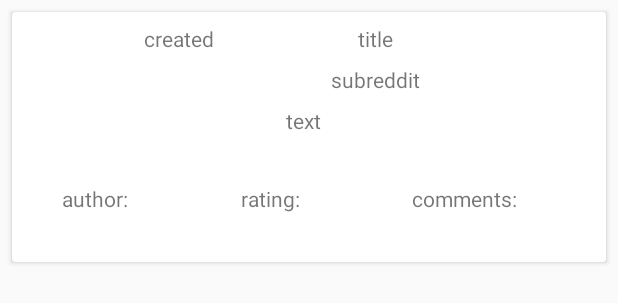
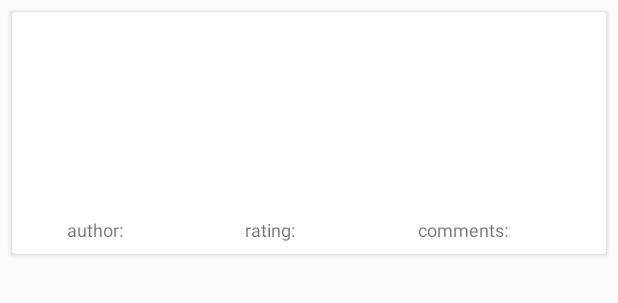
Before and after one commit to Legementarion/MyYalantisTask, an Android app: the layout card_itemlist.xml on its own in the app's theme, with its tools: preview values and no code run, on a phone screen of 412 x 824 dp. Shown: the top 303 px of the screen. Run offline under Robolectric (Android 15) with nearby library versions, the phone set to English and light mode, and no system bars.

Commit message:
style + code style

```diff
--- a/app/src/main/java/com/lego/myyalantistask/core/GsonDeserializer.kt
+++ b/app/src/main/java/com/lego/myyalantistask/core/GsonDeserializer.kt
@@ -9,7 +9,7 @@ class GsonDeserializer: JsonDeserializer<Result> {
 
     @Throws(JsonParseException::class)
     override fun deserialize(je: JsonElement, type: Type, jdc: JsonDeserializationContext): Result {
-        var mappings = JsonObject()
+        val mappings = JsonObject()
         val data = je.asJsonObject.get("data")
         val children = data.asJsonObject.get("children")
         val newData = JsonArray()
--- a/app/src/main/java/com/lego/myyalantistask/core/RedditApi.kt
+++ b/app/src/main/java/com/lego/myyalantistask/core/RedditApi.kt
@@ -8,6 +8,6 @@ import retrofit2.http.Query
 interface RedditApi {
 
     @GET("/top.json")
-    fun getTopNews(@Query("count") count: Int): Observable<Result>
+    fun getTopNews(@Query("limit") count: Int): Observable<Result>
 
 }
--- a/app/src/main/java/com/lego/myyalantistask/ui/itemList/ItemListAdapter.kt
+++ b/app/src/main/java/com/lego/myyalantistask/ui/itemList/ItemListAdapter.kt
@@ -16,8 +16,9 @@ import android.support.customtabs.CustomTabsIntent
 import android.support.v4.content.ContextCompat
 import com.lego.myyalantistask.MainApp
 import javax.inject.Named
+import android.text.format.DateUtils
 
-class ItemListAdapter(@Named("serverUrl") private val redditUrl: String, val context: Context) : RecyclerView.Adapter<ItemListAdapter.ViewHolder>() {
+class ItemListAdapter(@Named("serverUrl") private val redditUrl: String, private val context: Context) : RecyclerView.Adapter<ItemListAdapter.ViewHolder>() {
 
     private var items: List<News> = Collections.emptyList()
 
@@ -34,17 +35,16 @@ class ItemListAdapter(@Named("serverUrl") private val redditUrl: String, val con
         val item = items[position]
 
         if (item.thumbnail != "") {
-            Glide
-                    .with(context)
+            Glide.with(context)
                     .load(item.thumbnail)
                     .apply(centerCropTransform()
-                            .error(R.drawable.reddit_logo))
+                    .error(R.drawable.reddit_logo))
                     .into(holder.thumbnail)
         }
 
         with(holder.container) {
             holder.title.text = item.title
-            holder.created.text = getTimeAgo(item.created)
+            holder.created.text = DateUtils.getRelativeTimeSpanString(item.created * 1000L, Date().time, 1L)
             holder.subreddit.text = item.subreddit
             holder.text.text = item.text
             holder.author.text = item.author
@@ -62,11 +62,6 @@ class ItemListAdapter(@Named("serverUrl") private val redditUrl: String, val con
 
     override fun getItemCount(): Int {
         return items.size
-    }
-
-    private fun getTimeAgo(created: Long): String {
-        Date().after(Date(created)).toString()
-        return ""
     }
 
     fun addAll(list: List<News>) {
--- a/app/src/main/res/layout/card_itemlist.xml
+++ b/app/src/main/res/layout/card_itemlist.xml
@@ -38,47 +38,54 @@
 
             <TextView
                 android:id="@+id/title"
-                android:layout_width="wrap_content"
+                android:layout_width="0dp"
                 android:layout_height="wrap_content"
+                android:layout_marginBottom="8dp"
                 android:layout_marginEnd="@dimen/margin_custom"
                 android:layout_marginStart="@dimen/margin_custom"
                 android:layout_marginTop="@dimen/margin_custom"
-                android:text="title"
+                app:layout_constraintBottom_toTopOf="@+id/subreddit"
                 app:layout_constraintEnd_toEndOf="parent"
                 app:layout_constraintStart_toEndOf="@+id/thumbnail"
                 app:layout_constraintTop_toTopOf="parent" />
 
             <TextView
                 android:id="@+id/subreddit"
-                android:layout_width="wrap_content"
-                android:layout_height="wrap_content"
+                android:layout_width="0dp"
+                android:layout_height="0dp"
+                android:layout_marginBottom="8dp"
                 android:layout_marginEnd="@dimen/margin_custom"
                 android:layout_marginStart="@dimen/margin_custom"
                 android:layout_marginTop="@dimen/margin_custom"
-                android:text="subreddit"
+                app:layout_constraintBottom_toTopOf="@+id/text"
                 app:layout_constraintEnd_toEndOf="parent"
                 app:layout_constraintStart_toEndOf="@+id/thumbnail"
                 app:layout_constraintTop_toBottomOf="@+id/title" />
 
             <TextView
                 android:id="@+id/text"
-                android:layout_width="wrap_content"
-                android:layout_height="wrap_content"
+                android:layout_width="0dp"
+                android:layout_height="0dp"
                 android:layout_marginEnd="@dimen/margin_custom"
+                android:layout_marginStart="8dp"
                 android:layout_marginTop="@dimen/margin_custom"
-                android:text="text"
+                android:ellipsize="end"
+                android:maxLines="4"
+                app:layout_constraintBottom_toTopOf="@+id/commentsField"
                 app:layout_constraintEnd_toEndOf="parent"
-                app:layout_constraintStart_toStartOf="parent"
+                app:layout_constraintStart_toEndOf="@+id/thumbnail"
                 app:layout_constraintTop_toBottomOf="@+id/subreddit" />
 
             <TextView
                 android:id="@+id/created"
-                android:layout_width="wrap_content"
+                style="@style/SmallText"
+                android:layout_width="0dp"
                 android:layout_height="wrap_content"
                 android:layout_marginBottom="@dimen/margin_custom"
                 android:layout_marginEnd="@dimen/margin_custom"
+                android:layout_marginStart="8dp"
                 android:layout_marginTop="@dimen/margin_custom"
-                android:text="created"
+                android:maxLines="1"
                 app:layout_constraintBottom_toTopOf="@+id/thumbnail"
                 app:layout_constraintEnd_toStartOf="@+id/title"
                 app:layout_constraintStart_toStartOf="parent"
@@ -86,76 +93,72 @@
 
             <TextView
                 android:id="@+id/authorLabel"
+                style="@style/SmallText"
                 android:layout_width="wrap_content"
                 android:layout_height="wrap_content"
                 android:layout_marginBottom="@dimen/margin_custom"
                 android:layout_marginStart="@dimen/margin_custom"
-                android:layout_marginTop="@dimen/margin_custom"
                 android:text="@string/author_label"
                 app:layout_constraintBottom_toBottomOf="parent"
                 app:layout_constraintEnd_toStartOf="@+id/authorField"
-                app:layout_constraintStart_toStartOf="parent"
-                app:layout_constraintTop_toBottomOf="@+id/text" />
+                app:layout_constraintStart_toStartOf="parent" />
 
             <TextView
                 android:id="@+id/authorField"
+                style="@style/SmallText"
                 android:layout_width="wrap_content"
                 android:layout_height="wrap_content"
+                android:layout_marginBottom="8dp"
                 android:layout_marginEnd="@dimen/margin_custom"
                 app:layout_constraintBottom_toBottomOf="parent"
                 app:layout_constraintEnd_toStartOf="@+id/ratingLabel"
-                app:layout_constraintStart_toEndOf="@+id/authorLabel"
-                app:layout_constraintTop_toBottomOf="@+id/text" />
+                app:layout_constraintStart_toEndOf="@+id/authorLabel" />
 
             <TextView
                 android:id="@+id/ratingLabel"
+                style="@style/SmallText"
                 android:layout_width="wrap_content"
                 android:layout_height="wrap_content"
                 android:layout_marginBottom="@dimen/margin_custom"
                 android:layout_marginStart="16dp"
-                android:layout_marginTop="@dimen/margin_custom"
                 android:text="@string/rating_label"
                 app:layout_constraintBottom_toBottomOf="parent"
                 app:layout_constraintEnd_toStartOf="@+id/scoreField"
-                app:layout_constraintStart_toEndOf="@+id/authorField"
-                app:layout_constraintTop_toBottomOf="@+id/text" />
+                app:layout_constraintStart_toEndOf="@+id/authorField" />
 
             <TextView
                 android:id="@+id/scoreField"
+                style="@style/SmallText"
                 android:layout_width="wrap_content"
                 android:layout_height="wrap_content"
                 android:layout_marginBottom="@dimen/margin_custom"
                 android:layout_marginEnd="@dimen/margin_custom"
-                android:layout_marginTop="@dimen/margin_custom"
                 app:layout_constraintBottom_toBottomOf="parent"
                 app:layout_constraintEnd_toStartOf="@+id/commentsLabel"
-                app:layout_constraintStart_toEndOf="@+id/ratingLabel"
-                app:layout_constraintTop_toBottomOf="@+id/text" />
+                app:layout_constraintStart_toEndOf="@+id/ratingLabel" />
 
             <TextView
                 android:id="@+id/commentsLabel"
+                style="@style/SmallText"
                 android:layout_width="wrap_content"
                 android:layout_height="wrap_content"
                 android:layout_marginBottom="@dimen/margin_custom"
                 android:layout_marginStart="16dp"
-                android:layout_marginTop="@dimen/margin_custom"
                 android:text="@string/comments_label"
                 app:layout_constraintBottom_toBottomOf="parent"
                 app:layout_constraintEnd_toStartOf="@+id/commentsField"
-                app:layout_constraintStart_toEndOf="@+id/scoreField"
-                app:layout_constraintTop_toBottomOf="@+id/text" />
+                app:layout_constraintStart_toEndOf="@+id/scoreField" />
 
             <TextView
                 android:id="@+id/commentsField"
+                style="@style/SmallText"
                 android:layout_width="wrap_content"
                 android:layout_height="wrap_content"
                 android:layout_marginBottom="@dimen/margin_custom"
                 android:layout_marginEnd="@dimen/margin_custom"
-                android:layout_marginTop="@dimen/margin_custom"
                 app:layout_constraintBottom_toBottomOf="parent"
                 app:layout_constraintEnd_toEndOf="parent"
-                app:layout_constraintStart_toEndOf="@+id/commentsLabel"
-                app:layout_constraintTop_toBottomOf="@+id/text" />
+                app:layout_constraintStart_toEndOf="@+id/commentsLabel" />
 
         </android.support.constraint.ConstraintLayout>
 
--- a/app/src/main/res/values/styles.xml
+++ b/app/src/main/res/values/styles.xml
@@ -12,4 +12,8 @@
         <item name="android:windowBackground">@drawable/background_splash</item>
     </style>
 
+    <style name="SmallText" parent="android:Widget.TextView">
+        <item name="android:textSize">12sp</item>
+    </style>
+
 </resources>
```
